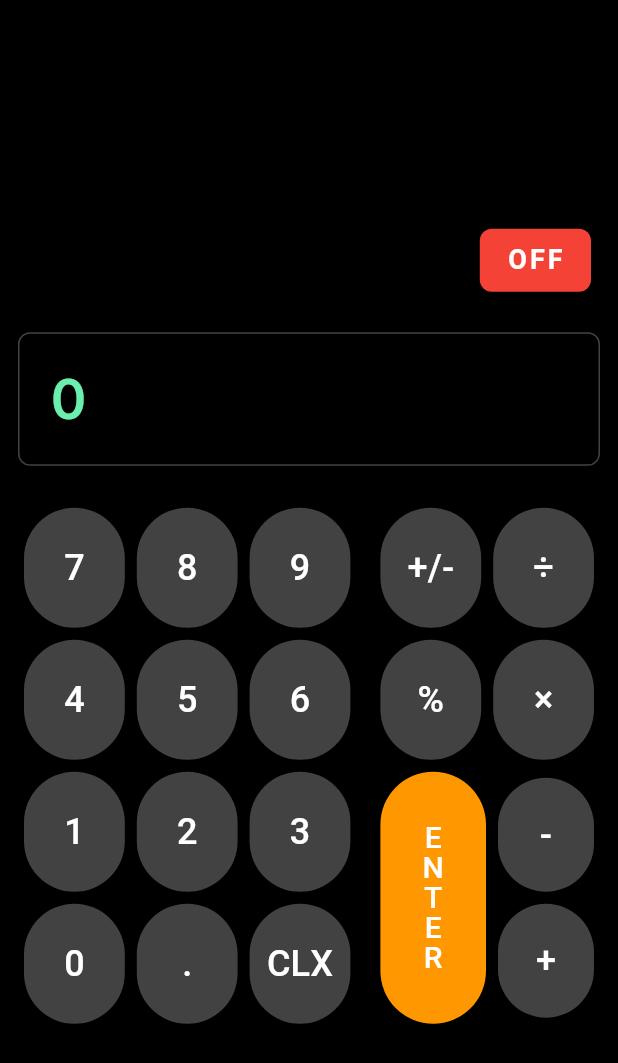
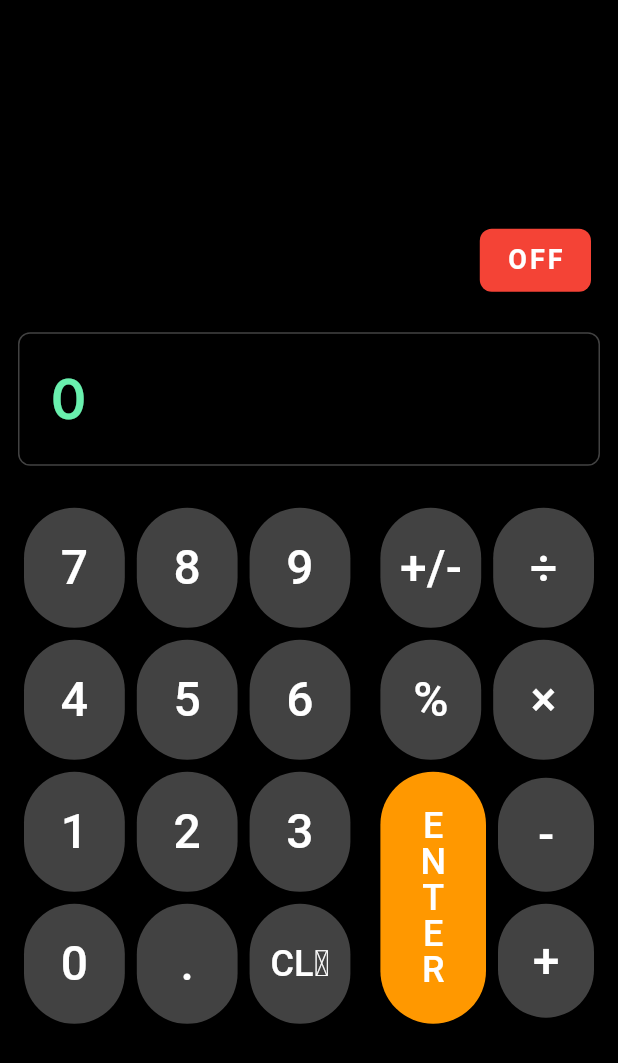
Before and after one commit to jptemplin/simple_rpn, a Flutter app: the screen it shows after launch, on a phone screen of 412 x 824 dp. Shown: the top 1063 px of the screen. Run offline on Flutter 3.47's test engine with Material 3 defaults, Android fonts, the phone set to English and light mode, and no system bars; our stand-ins replace google_fonts.

Commit message:
feat: add fontsize parameter to CalcButton and update label in CalcEnterButton

```diff
--- a/lib/calc_button.dart
+++ b/lib/calc_button.dart
@@ -5,11 +5,13 @@ class CalcButton extends StatelessWidget {
   final String label;
   final VoidCallback onPressed;
   final Color? color;
+  final double? fontsize;
 
   const CalcButton({
     super.key,
     required this.label,
     required this.onPressed,
+    this.fontsize,
     this.color,
   });
 
@@ -27,7 +29,7 @@ class CalcButton extends StatelessWidget {
           ),
           child: Text(
             label,
-            style: const TextStyle(fontSize: 24, color: Colors.white),
+            style: TextStyle(fontSize: fontsize ?? 32, color: Colors.white),
           ),
         ),
       ),
--- a/lib/calc_enter_button.dart
+++ b/lib/calc_enter_button.dart
@@ -34,7 +34,7 @@ class CalcEnterButton extends StatelessWidget {
                     (char) => Text(
                       char,
                       style: const TextStyle(
-                        fontSize: 20,
+                        fontSize: 24,
                         height: 1,
                         color: Colors.white,
                       ),
--- a/lib/main.dart
+++ b/lib/main.dart
@@ -170,7 +170,7 @@ class _CalculatorWidgetState extends State<CalculatorWidget> {
         endNumberEntry();
         break;
 
-      case 'CLX':
+      case 'CL𝑋':
         stack.replaceTop(0.0);
         endNumberEntry();
         break;
@@ -334,7 +334,11 @@ class _CalculatorWidgetState extends State<CalculatorWidget> {
           children: [
             CalcButton(label: '0', onPressed: () => onButtonPressed('0')),
             CalcButton(label: '.', onPressed: () => onButtonPressed('.')),
-            CalcButton(label: 'CLX', onPressed: () => onButtonPressed('CLX')),
+            CalcButton(
+              label: 'CL𝑋',
+              onPressed: () => onButtonPressed('CL𝑋'),
+              fontsize: 24,
+            ),
           ],
         ),
       ],
```
